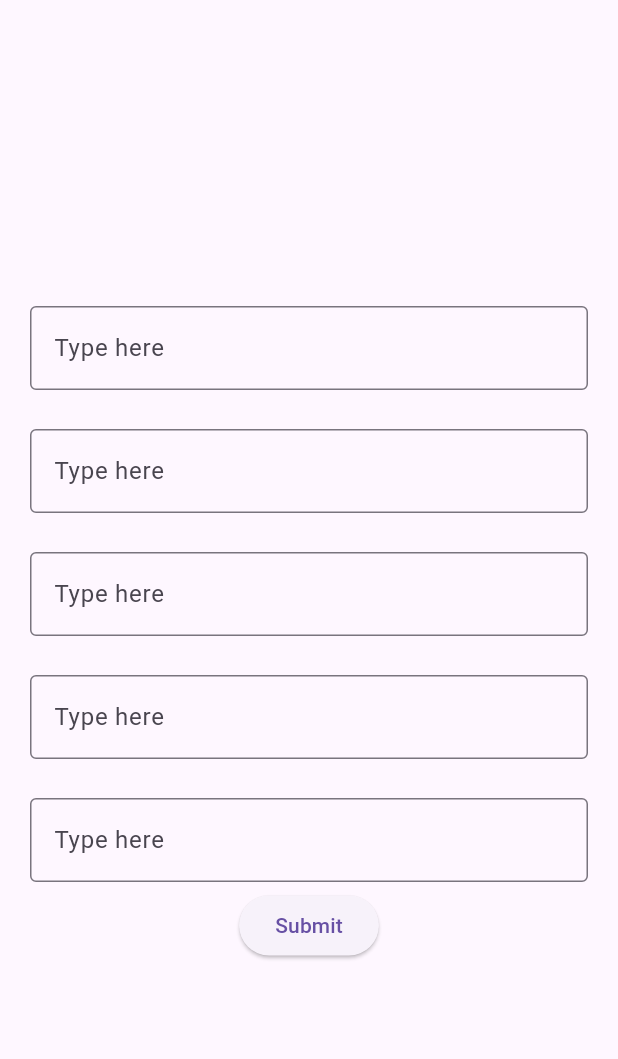
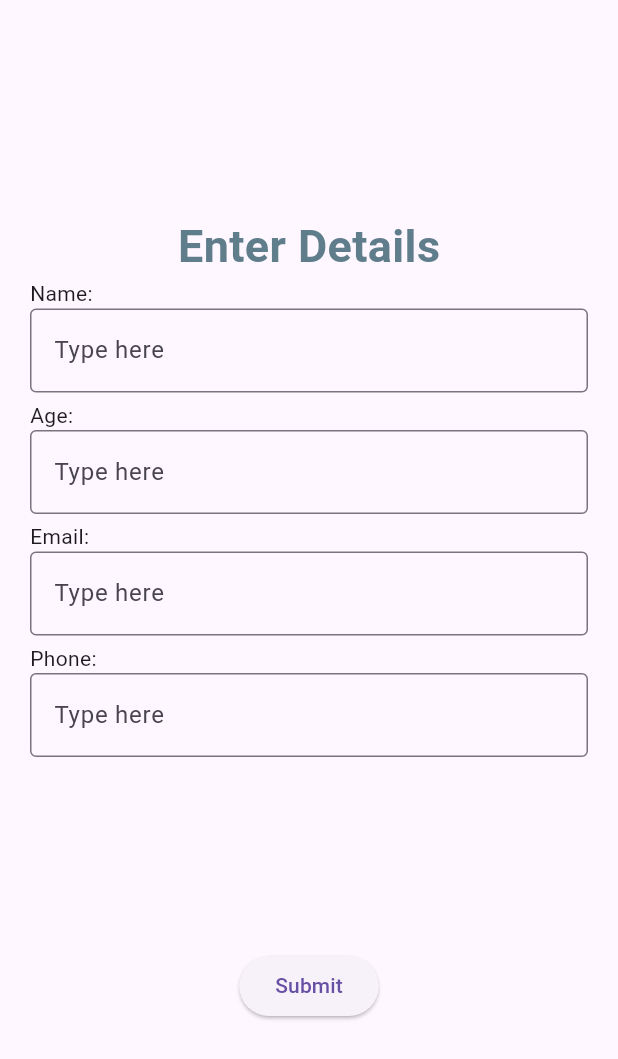
Before and after one commit to AbuMukhlef/to_do, a Flutter app: the screen it shows after launch, on a phone screen of 412 x 824 dp. Shown: the top 1059 px of the screen. Run offline on Flutter 3.47's test engine with Material 3 defaults, Android fonts, the light colour scheme and no system bars; our stand-ins replace get_it.

Commit message:
UPD UI 3

```diff
--- a/lib/screen/home_screen.dart
+++ b/lib/screen/home_screen.dart
@@ -11,14 +11,22 @@ class HomeScreen extends StatelessWidget {
         child: Column(
           mainAxisAlignment: MainAxisAlignment.center,
           children: [
-            const MyTextField(),
-            const MyTextField(),
-            const MyTextField(),
-            const MyTextField(),
-            const MyTextField(),
-            ElevatedButton(onPressed: () {
-              Navigator.push(context, MaterialPageRoute(builder: (context) => const PageTwo()));
-            }, child: const Text('Submit'))
+            const Text('Enter Details',
+                style: TextStyle(
+                    fontSize: 30,
+                    fontWeight: FontWeight.bold,
+                    color: Colors.blueGrey)),
+            const MyTextField(text: 'Name: '),
+            const MyTextField(text: 'Age: '),
+            const MyTextField(text: 'Email: '),
+            const MyTextField(text: 'Phone: '),
+            SizedBox(height: context.getWidthScreen(multipleWidth: 0.3)),
+            ElevatedButton(
+                onPressed: () {
+                  Navigator.push(context,
+                      MaterialPageRoute(builder: (context) => const PageTwo()));
+                },
+                child: const Text('Submit'))
           ],
         ),
       ),
```
